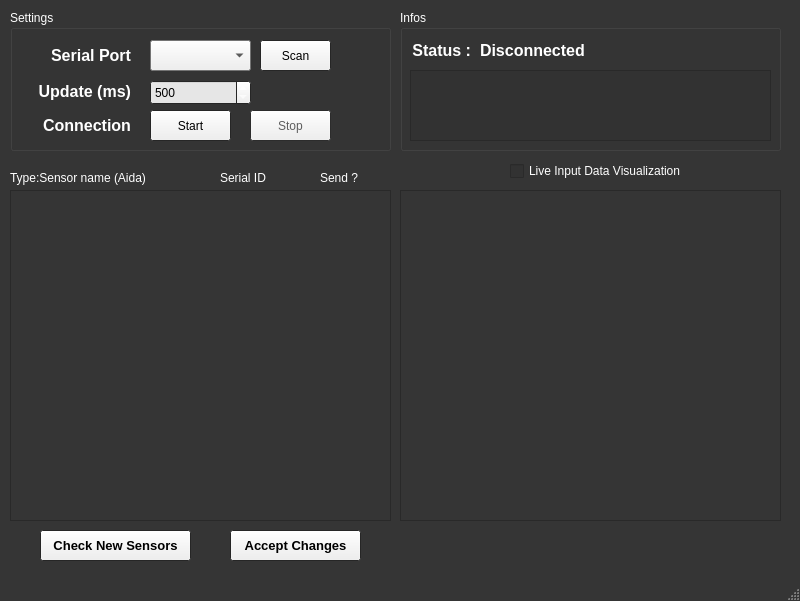
Old version of the form Qt/AidaToSerial/mainwindow.ui in the repository Leizar06001/ESP32_PC_Monitor.
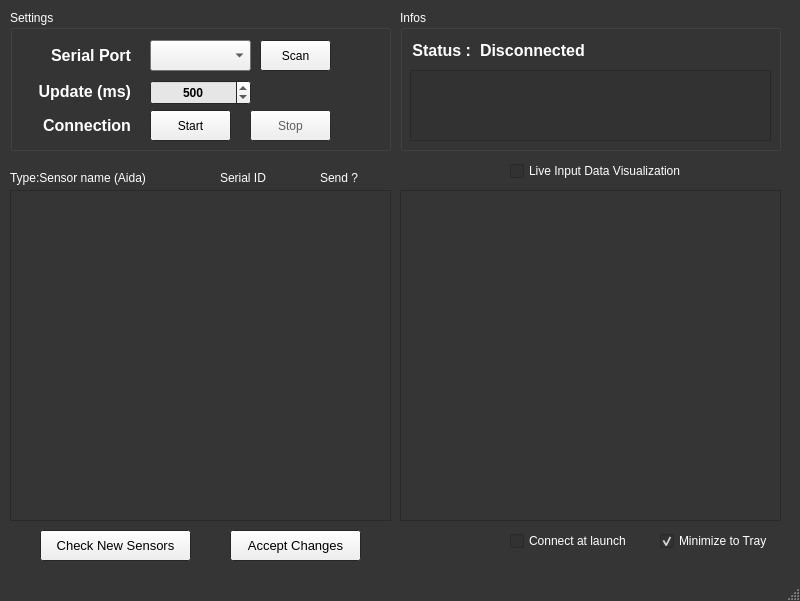
New version of the form.

```diff
--- a/Qt/AidaToSerial/mainwindow.ui
+++ b/Qt/AidaToSerial/mainwindow.ui
@@ -570,6 +570,9 @@
      </property>
     </widget>
     <widget class="QSpinBox" name="boxUpdate">
+     <property name="enabled">
+      <bool>true</bool>
+     </property>
      <property name="geometry">
       <rect>
        <x>140</x>
@@ -581,6 +584,15 @@
      <property name="palette">
       <palette>
        <active>
+        <colorrole role="Dark">
+         <brush brushstyle="SolidPattern">
+          <color alpha="255">
+           <red>135</red>
+           <green>135</green>
+           <blue>135</blue>
+          </color>
+         </brush>
+        </colorrole>
         <colorrole role="Base">
          <brush brushstyle="SolidPattern">
           <color alpha="255">
@@ -592,6 +604,15 @@
         </colorrole>
        </active>
        <inactive>
+        <colorrole role="Dark">
+         <brush brushstyle="SolidPattern">
+          <color alpha="255">
+           <red>135</red>
+           <green>135</green>
+           <blue>135</blue>
+          </color>
+         </brush>
+        </colorrole>
         <colorrole role="Base">
          <brush brushstyle="SolidPattern">
           <color alpha="255">
@@ -602,9 +623,54 @@
          </brush>
         </colorrole>
        </inactive>
-       <disabled/>
+       <disabled>
+        <colorrole role="WindowText">
+         <brush brushstyle="SolidPattern">
+          <color alpha="255">
+           <red>135</red>
+           <green>135</green>
+           <blue>135</blue>
+          </color>
+         </brush>
+        </colorrole>
+        <colorrole role="Dark">
+         <brush brushstyle="SolidPattern">
+          <color alpha="255">
+           <red>135</red>
+           <green>135</green>
+           <blue>135</blue>
+          </color>
+         </brush>
+        </colorrole>
+        <colorrole role="Text">
+         <brush brushstyle="SolidPattern">
+          <color alpha="255">
+           <red>135</red>
+           <green>135</green>
+           <blue>135</blue>
+          </color>
+         </brush>
+        </colorrole>
+        <colorrole role="ButtonText">
+         <brush brushstyle="SolidPattern">
+          <color alpha="255">
+           <red>135</red>
+           <green>135</green>
+           <blue>135</blue>
+          </color>
+         </brush>
+        </colorrole>
+       </disabled>
       </palette>
      </property>
+     <property name="font">
+      <font>
+       <bold>true</bold>
+      </font>
+     </property>
+     <property name="alignment">
+      <set>Qt::AlignCenter</set>
+     </property>
      <property name="minimum">
       <number>100</number>
      </property>
@@ -837,7 +903,7 @@
       <rect>
        <x>80</x>
        <y>30</y>
-       <width>111</width>
+       <width>291</width>
        <height>21</height>
       </rect>
      </property>
@@ -1004,7 +1070,7 @@
     <property name="font">
      <font>
       <pointsize>10</pointsize>
-      <bold>true</bold>
+      <bold>false</bold>
      </font>
     </property>
     <property name="text">
@@ -1023,7 +1089,7 @@
     <property name="font">
      <font>
       <pointsize>10</pointsize>
-      <bold>true</bold>
+      <bold>false</bold>
      </font>
     </property>
     <property name="text">
@@ -1082,6 +1148,41 @@
      <string>Send ?</string>
     </property>
    </widget>
+   <widget class="QCheckBox" name="boxTray">
+    <property name="geometry">
+     <rect>
+      <x>660</x>
+      <y>530</y>
+      <width>121</width>
+      <height>22</height>
+     </rect>
+    </property>
+    <property name="text">
+     <string>Minimize to Tray</string>
+    </property>
+    <property name="checked">
+     <bool>true</bool>
+    </property>
+   </widget>
+   <widget class="QCheckBox" name="boxAutoconnect">
+    <property name="enabled">
+     <bool>true</bool>
+    </property>
+    <property name="geometry">
+     <rect>
+      <x>510</x>
+      <y>530</y>
+      <width>121</width>
+      <height>22</height>
+     </rect>
+    </property>
+    <property name="text">
+     <string>Connect at launch</string>
+    </property>
+    <property name="checked">
+     <bool>false</bool>
+    </property>
+   </widget>
   </widget>
   <widget class="QMenuBar" name="menubar">
    <property name="geometry">
```
Left out of the diff: 13 changed lines with no effect on the pictures.
